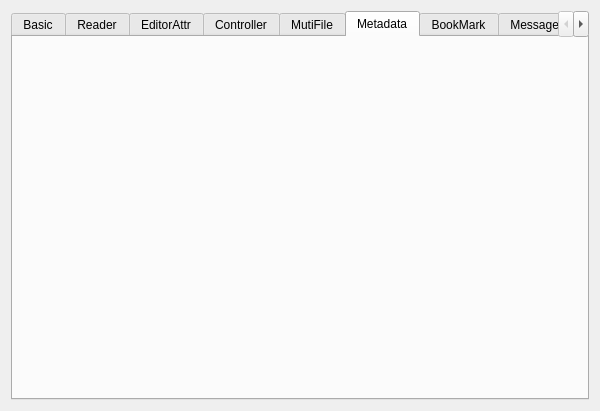
First picture: the form in TestPlugin/testform.ui, repository Wing-summer/WingHexExplorer2, before the edit.
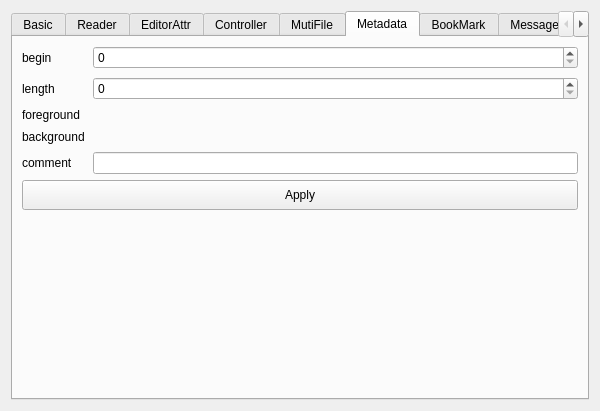
Second picture: the form after the edit. The open tabs and pages were chosen to show the change. Custom widgets are drawn as their Qt base class.

Patch:
```diff
--- a/TestPlugin/testform.ui
+++ b/TestPlugin/testform.ui
@@ -620,6 +620,94 @@
       <attribute name="title">
        <string>Metadata</string>
       </attribute>
+      <layout class="QVBoxLayout" name="verticalLayout_26">
+       <item>
+        <layout class="QFormLayout" name="formLayout_8">
+         <property name="horizontalSpacing">
+          <number>8</number>
+         </property>
+         <property name="verticalSpacing">
+          <number>8</number>
+         </property>
+         <item row="0" column="0">
+          <widget class="QLabel" name="beginLabel">
+           <property name="text">
+            <string>begin</string>
+           </property>
+          </widget>
+         </item>
+         <item row="0" column="1">
+          <widget class="QSpinBox" name="sbbegin"/>
+         </item>
+         <item row="1" column="0">
+          <widget class="QLabel" name="lengthLabel">
+           <property name="text">
+            <string>length</string>
+           </property>
+          </widget>
+         </item>
+         <item row="1" column="1">
+          <widget class="QSpinBox" name="sbmlength"/>
+         </item>
+         <item row="2" column="0">
+          <widget class="QLabel" name="foregroundLabel">
+           <property name="text">
+            <string>foreground</string>
+           </property>
+          </widget>
+         </item>
+         <item row="2" column="1">
+          <widget class="QWidget" name="wforeground" native="true"/>
+         </item>
+         <item row="3" column="0">
+          <widget class="QLabel" name="backgroundLabel">
+           <property name="text">
+            <string>background</string>
+           </property>
+          </widget>
+         </item>
+         <item row="3" column="1">
+          <widget class="QWidget" name="wbackground" native="true"/>
+         </item>
+         <item row="4" column="0">
+          <widget class="QLabel" name="commentLabel_2">
+           <property name="text">
+            <string>comment</string>
+           </property>
+          </widget>
+         </item>
+         <item row="4" column="1">
+          <widget class="QLineEdit" name="lemcomment"/>
+         </item>
+        </layout>
+       </item>
+       <item>
+        <widget class="QPushButton" name="btnApplyMeta">
+         <property name="minimumSize">
+          <size>
+           <width>0</width>
+           <height>30</height>
+          </size>
+         </property>
+         <property name="text">
+          <string>Apply</string>
+         </property>
+        </widget>
+       </item>
+       <item>
+        <spacer name="verticalSpacer_6">
+         <property name="orientation">
+          <enum>Qt::Orientation::Vertical</enum>
+         </property>
+         <property name="sizeHint" stdset="0">
+          <size>
+           <width>20</width>
+           <height>169</height>
+          </size>
+         </property>
+        </spacer>
+       </item>
+      </layout>
      </widget>
      <widget class="QWidget" name="tab_11">
       <attribute name="title">
```
Left out of the diff: 61 changed lines with no effect on the pictures.
